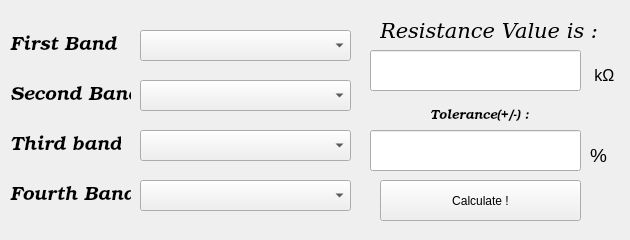
Above: res_gui.ui from mrthundergod/pyResistanceCalculator before the change. Below: the same form after it.
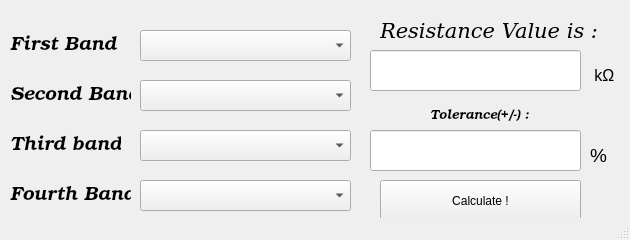
That is the form after the change. Icons and pictures are not drawn.

Commit message:
Added a window icon, increased output text size
Resources.qrc and its python file.

```diff
--- a/res_gui.ui
+++ b/res_gui.ui
@@ -286,6 +286,7 @@
     </property>
    </widget>
   </widget>
+  <widget class="QStatusBar" name="statusBar"/>
   <action name="actionClear">
    <property name="text">
     <string>Clear</string>
```
Left out of the diff: 18 changed lines with no effect on the pictures. The commit also changes 4 other files.
